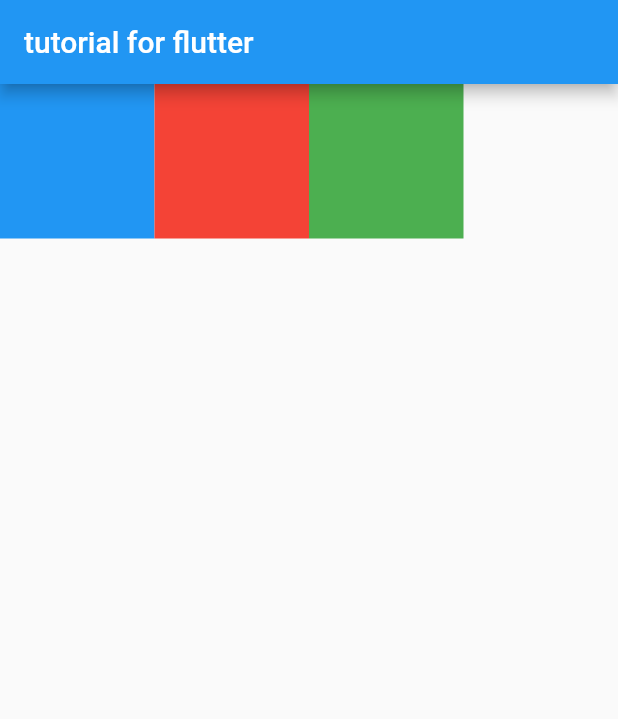
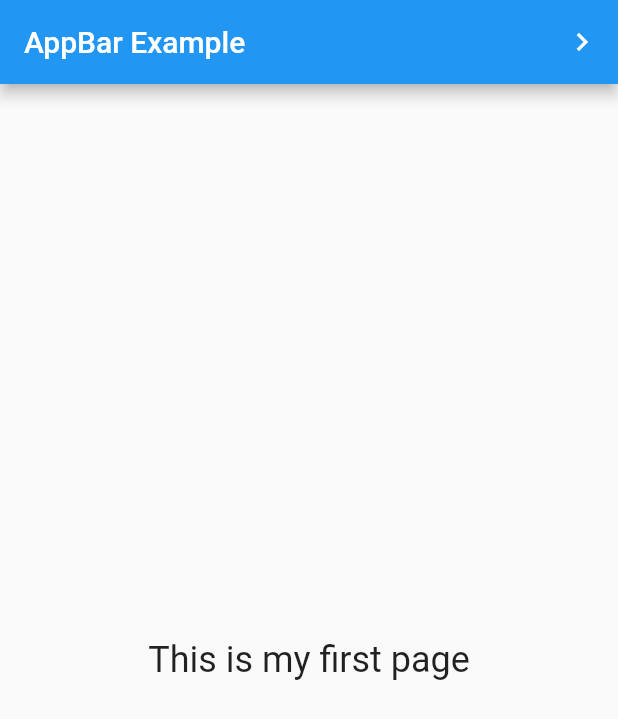
Before and after one commit to gyeongseokKang/flutter_tutorial, a Flutter app: the screen it shows after launch, on a phone screen of 412 x 824 dp. Shown: the top 719 px of the screen. Run offline on Flutter 3.47's test engine with Material 2 defaults, Android fonts, the phone set to English and light mode, and no system bars.

Commit message:
[Tutorial] #4 Appbar, iconbutton으로 페이지 넘기기, 뒤로가기 버튼 생성

```diff
--- a/lib/main.dart
+++ b/lib/main.dart
@@ -2,50 +2,65 @@ import 'package:flutter/material.dart';
 
 void main() => runApp(MyApp());
 
+/// This Widget is the main application widget.
 class MyApp extends StatelessWidget {
-  // This widget is the root of your application.
+  static const String _title = 'Flutter Code Sample';
+
   @override
   Widget build(BuildContext context) {
     return MaterialApp(
-      title: 'Flutter Demo',
-      theme: ThemeData(
-        primarySwatch: Colors.blue,
-      ),
-      home: MyHomePage(),
+      title: _title,
+      home: MyFirstWidget(),
     );
   }
 }
 
-class MyHomePage extends StatelessWidget {
-    @override
+final GlobalKey<ScaffoldState> scaffoldKey = GlobalKey<ScaffoldState>();
+
+void openPage(BuildContext context) {
+  Navigator.push(context, MaterialPageRoute(
+    builder: (BuildContext context) {
+      return Scaffold(
+        appBar: AppBar(
+          title: const Text('Second page'),
+        ),
+        body: const Center(
+          child: Text(
+            'This is the Second page',
+            style: TextStyle(fontSize: 24),
+          ),
+        ),
+      );
+    },
+  ));
+}
+
+/// This is the stateless widget that the main application instantiates.
+class MyFirstWidget extends StatelessWidget {
+  MyFirstWidget({Key key}) : super(key: key);
+
+  @override
   Widget build(BuildContext context) {
-    // TODO: implement build
     return Scaffold(
+      key: scaffoldKey,
       appBar: AppBar(
-        title: Text("tutorial for flutter"),
-    ),
-      body:
-       GridView.count(crossAxisCount: 4,
-       children: <Widget>[
-         Container(
-           color: Colors.blue,
-           width: 100,
-           height: 100,
-         ),
-         Container(
-           color: Colors.red,
-           width: 100,
-           height: 100,
-         ),
-         Container(
-           color: Colors.green,
-           width: 100,
-           height: 100,
-         )
-       ],
-       )
-
-
+        title: const Text('AppBar Example'),
+        actions: <Widget>[
+          IconButton(
+            icon: const Icon(Icons.navigate_next),
+            tooltip: 'Next page',
+            onPressed: () {
+              openPage(context);
+            },
+          ),
+        ],
+      ),
+      body: const Center(
+        child: Text(
+          'This is my first page',
+          style: TextStyle(fontSize: 24),
+        ),
+      ),
     );
   }
 }
```
